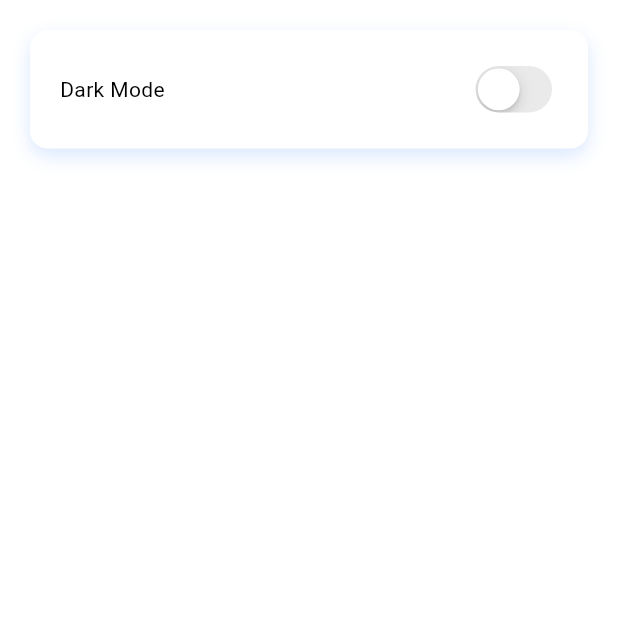
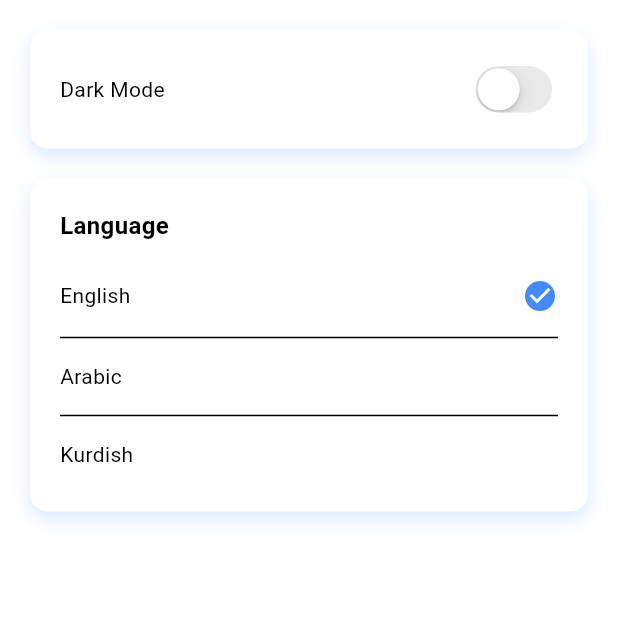
Before and after one commit to ZheerBarzan/project_charon, a Flutter app: the SettingsPage screen opened directly, on a phone screen of 412 x 824 dp, the top half of it. Run offline on Flutter 3.47's test engine with Material 3 defaults, Android fonts, the phone set to English and light mode, and no system bars; our stand-ins replace appwrite, google_nav_bar; generated files the repository leaves out were written again; network calls fail.

Commit message:
faced a probelm with the localazation

```diff
--- /dev/null
+++ b/lib/l10n/app_localizations.dart
@@ -0,0 +1,14 @@
+import 'dart:async';
+import 'package:flutter/material.dart';
+import 'package:intl/intl.dart';
+import 'package:flutter_gen/gen_l10n/app_localizations.dart' as gen;
+
+// This is a wrapper around the generated AppLocalizations class
+class AppLocalizations {
+  static const LocalizationsDelegate<gen.AppLocalizations> delegate =
+      gen.AppLocalizations.delegate;
+
+  static gen.AppLocalizations of(BuildContext context) {
+    return gen.AppLocalizations.of(context)!;
+  }
+}
--- a/lib/main.dart
+++ b/lib/main.dart
@@ -1,4 +1,4 @@
-// Update in lib/main.dart
+import 'package:debtology/l10n/local_provider.dart';
 import 'package:flutter/material.dart';
 import 'package:appwrite/appwrite.dart';
 import 'package:debtology/auth/auth_page.dart';
@@ -7,6 +7,13 @@
 import 'package:provider/provider.dart';
 import 'package:debtology/services/database_service.dart';
 import 'package:appwrite/models.dart' as models;
+import 'package:flutter_localizations/flutter_localizations.dart';
+import 'package:flutter_gen/gen_l10n/app_localizations.dart';
+
+// Helper extension for easier access to localizations
+extension AppLocalizationsExtension on BuildContext {
+  AppLocalizations get l10n => AppLocalizations.of(this)!;
+}
 
 void main() {
   WidgetsFlutterBinding.ensureInitialized();
@@ -26,6 +33,7 @@
     MultiProvider(
       providers: [
         ChangeNotifierProvider(create: (context) => ThemeProvider()),
+        ChangeNotifierProvider(create: (context) => LocaleProvider()),
         Provider.value(value: account),
         Provider.value(value: databaseService),
       ],
@@ -49,10 +57,30 @@
     // Initialize the database
     databaseService.initializeDatabase();
 
+    final localeProvider = Provider.of<LocaleProvider>(context);
+
     return MaterialApp(
       debugShowCheckedModeBanner: false,
-      title: 'Debt Collector',
+      title: 'Debtology',
       theme: Provider.of<ThemeProvider>(context).themeData,
+      locale: localeProvider.locale,
+      localizationsDelegates: [
+        AppLocalizations.delegate,
+        GlobalMaterialLocalizations.delegate,
+        GlobalWidgetsLocalizations.delegate,
+        GlobalCupertinoLocalizations.delegate,
+      ],
+      supportedLocales: const [
+        Locale('en'), // English
+        Locale('ar'), // Arabic
+        Locale('ku'), // Kurdish
+      ],
+      localizationsDelegates: const [
+        AppLocalizations.delegate,
+        GlobalMaterialLocalizations.delegate,
+        GlobalWidgetsLocalizations.delegate,
+        GlobalCupertinoLocalizations.delegate,
+      ],
       home: FutureBuilder<models.User>(
         future: _getLoggedInUser(),
         builder: (context, snapshot) {
--- a/lib/views/navigation/settings_page.dart
+++ b/lib/views/navigation/settings_page.dart
@@ -1,17 +1,30 @@
+import 'package:debtology/l10n/local_provider.dart';
 import 'package:flutter/cupertino.dart';
 import 'package:flutter/material.dart';
 import 'package:debtology/themes/theme_provider.dart';
 import 'package:provider/provider.dart';
+import 'package:flutter_gen/gen_l10n/app_localizations.dart';
+
+// Helper extension for easier access to localizations
+extension AppLocalizationsExtension on BuildContext {
+  AppLocalizations get l10n => AppLocalizations.of(this)!;
+}
 
 class SettingsPage extends StatelessWidget {
   const SettingsPage({super.key});
 
   @override
   Widget build(BuildContext context) {
+    final localeProvider = Provider.of<LocaleProvider>(context);
+
     return Scaffold(
-      body: Container(
+      body: Padding(
         padding: const EdgeInsets.all(20),
-        margin: const EdgeInsets.all(20),
+        child: Column(
+          children: [
+            // Dark Mode Toggle
+            Container(
+              padding: const EdgeInsets.all(20),
               decoration: BoxDecoration(
                 color: Theme.of(context).colorScheme.surface,
                 boxShadow: [
@@ -26,7 +39,7 @@
               child: Row(
                 mainAxisAlignment: MainAxisAlignment.spaceBetween,
                 children: [
-            const Text("Dark Mode"),
+                  Text(context.l10n.darkMode),
                   CupertinoSwitch(
                     value: Provider.of<ThemeProvider>(context).isDarkMode,
                     onChanged: (value) {
@@ -39,6 +52,97 @@
                 ],
               ),
             ),
+
+            const SizedBox(height: 20),
+
+            // Language Selection
+            Container(
+              padding: const EdgeInsets.all(20),
+              decoration: BoxDecoration(
+                color: Theme.of(context).colorScheme.surface,
+                boxShadow: [
+                  BoxShadow(
+                    color: Theme.of(context).colorScheme.primary.withAlpha(50),
+                    blurRadius: 10,
+                    offset: const Offset(0, 5),
+                  ),
+                ],
+                borderRadius: BorderRadius.circular(12),
+              ),
+              child: Column(
+                crossAxisAlignment: CrossAxisAlignment.start,
+                children: [
+                  Text(
+                    context.l10n.language,
+                    style: const TextStyle(
+                      fontWeight: FontWeight.bold,
+                      fontSize: 16,
+                    ),
+                  ),
+                  const SizedBox(height: 15),
+
+                  // English Option
+                  _buildLanguageOption(
+                    context,
+                    context.l10n.english,
+                    'en',
+                    localeProvider,
+                  ),
+
+                  const Divider(),
+
+                  // Arabic Option
+                  _buildLanguageOption(
+                    context,
+                    context.l10n.arabic,
+                    'ar',
+                    localeProvider,
+                  ),
+
+                  const Divider(),
+
+                  // Kurdish Option
+                  _buildLanguageOption(
+                    context,
+                    context.l10n.kurdish,
+                    'ku',
+                    localeProvider,
+                  ),
+                ],
+              ),
+            ),
+          ],
+        ),
+      ),
+    );
+  }
+
+  Widget _buildLanguageOption(
+    BuildContext context,
+    String title,
+    String languageCode,
+    LocaleProvider localeProvider,
+  ) {
+    bool isSelected = localeProvider.locale.languageCode == languageCode;
+
+    return InkWell(
+      onTap: () {
+        localeProvider.setLocale(Locale(languageCode));
+      },
+      child: Padding(
+        padding: const EdgeInsets.symmetric(vertical: 8.0),
+        child: Row(
+          mainAxisAlignment: MainAxisAlignment.spaceBetween,
+          children: [
+            Text(title),
+            if (isSelected)
+              Icon(
+                Icons.check_circle,
+                color: Theme.of(context).colorScheme.primary,
+              ),
+          ],
+        ),
+      ),
     );
   }
 }
```
Lines whose indentation alone changed are shown as unchanged.
